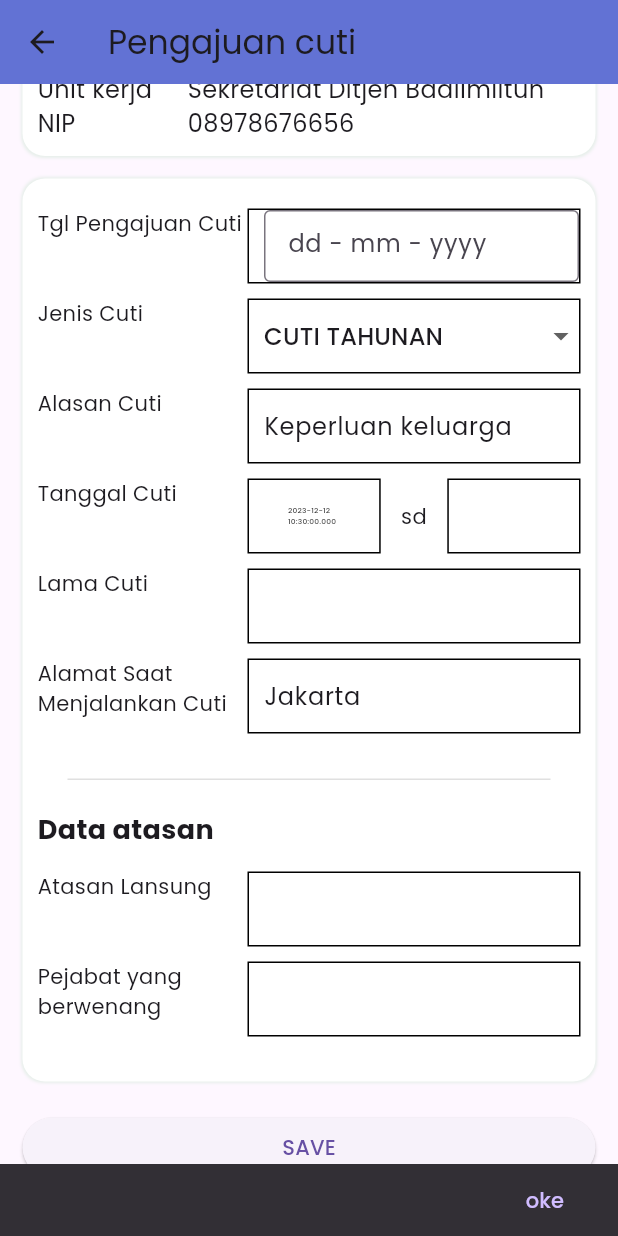
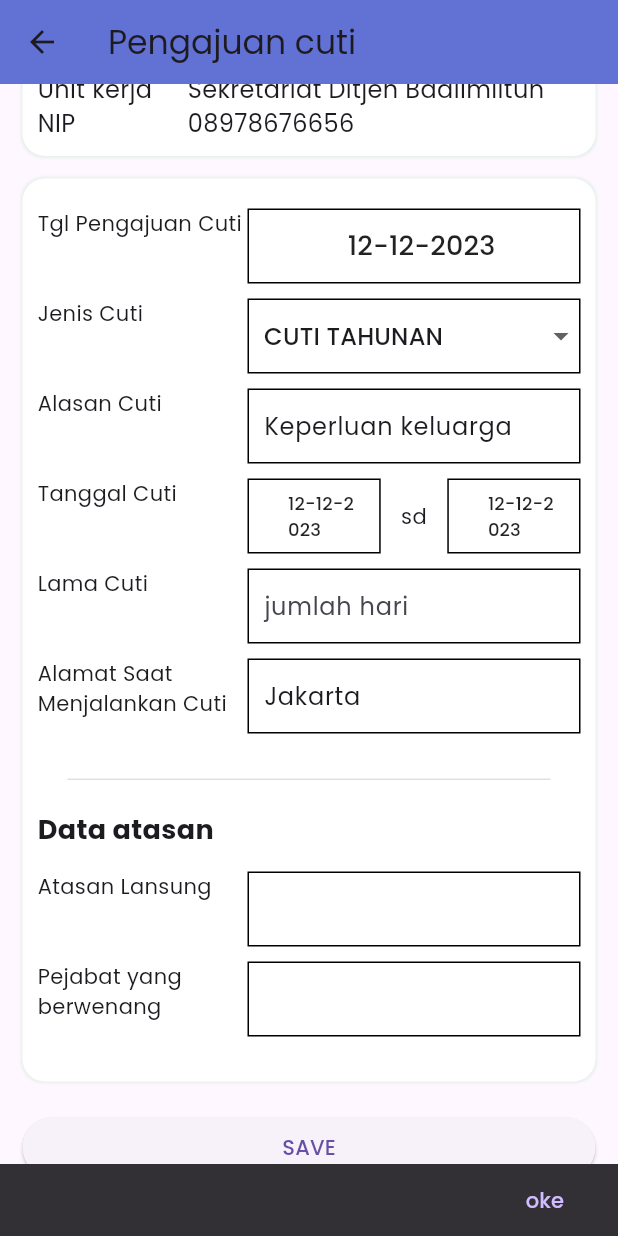
Before and after one commit to imjazzdev/data_center_badilmiltun, a Flutter app: the CutiPengajuanPage screen opened directly, scrolled down 112 dp, after a tap on "SAVE", on a phone screen of 412 x 824 dp. Run offline on Flutter 3.47's test engine with Material 3 defaults, Android fonts, the phone set to English and light mode, and no system bars; our stand-ins replace awesome_dialog, carousel_slider, firebase_core, firebase_messaging, google_fonts, shimmer; accounts and stored records are empty; network calls fail.

Commit message:
update commit

```diff
--- a/lib/pages/cuti_pengajuan.dart
+++ b/lib/pages/cuti_pengajuan.dart
@@ -2,6 +2,7 @@ import 'dart:async';
 import 'dart:convert';
 
 import 'package:data_center_badilmiltun/model/pengajuan_cuti.dart';
+
 import 'package:data_center_badilmiltun/utils/color_select.dart';
 import 'package:data_center_badilmiltun/utils/var_global.dart';
 import 'package:flutter/material.dart';
@@ -92,16 +93,44 @@ class _CutiPengajuanPageState extends State<CutiPengajuanPage> {
     'CUTI MELAHIRKAN',
     'CUTI KARENA ALASAN PENTING'
   ];
+  DateTime _dateMulai = DateTime.now();
+  DateTime _dateSelesai = DateTime.now();
   DateTime _dateTime = DateTime.now();
   void _showDate() {
     showDatePicker(
             context: context,
             initialDate: DateTime.now(),
+            firstDate: DateTime(1),
+            lastDate: DateTime(2050))
+        .then((value) {
+      setState(() {
+        _dateTime = value!;
+      });
+    });
+  }
+
+  void _showDateMulai() {
+    showDatePicker(
+            context: context,
+            initialDate: DateTime.now(),
             firstDate: DateTime(2000),
             lastDate: DateTime(2050))
-      ..then((value) {
+        .then((value) {
       setState(() {
-          _dateTime = value!;
+        _dateMulai = value!;
+      });
+    });
+  }
+
+  void _showDateSelesai() {
+    showDatePicker(
+            context: context,
+            initialDate: DateTime.now(),
+            firstDate: DateTime(2000),
+            lastDate: DateTime(2050))
+        .then((value) {
+      setState(() {
+        _dateSelesai = value!;
       });
     });
   }
@@ -214,12 +243,14 @@ class _CutiPengajuanPageState extends State<CutiPengajuanPage> {
                           padding: EdgeInsets.only(left: 10),
                           height: 50,
                           decoration: BoxDecoration(border: Border.all()),
-                          child: TextField(
-                            decoration: InputDecoration(
-                              border: OutlineInputBorder(),
-                              hintText: "dd - mm - yyyy",
+                          child: MaterialButton(
+                            onPressed: _showDate,
+                            child: Text(
+                              DateFormat('dd-MM-yyyy')
+                                  .format(_dateTime)
+                                  .toString(),
+                              style: TextStyle(fontSize: 18),
                             ),
-                            controller: tglPengajuanCuti,
                           ),
                         ),
                       ),
@@ -308,10 +339,12 @@ class _CutiPengajuanPageState extends State<CutiPengajuanPage> {
                               flex: 2,
                               child: Container(
                                 child: MaterialButton(
-                                  onPressed: _showDate,
+                                  onPressed: _showDateMulai,
                                   child: Text(
-                                    _dateTime.toString(),
-                                    style: TextStyle(fontSize: 5),
+                                    DateFormat('dd-MM-yyyy')
+                                        .format(_dateMulai)
+                                        .toString(),
+                                    style: TextStyle(fontSize: 12),
                                   ),
                                 ),
                                 padding: EdgeInsets.only(left: 10),
@@ -329,6 +362,15 @@ class _CutiPengajuanPageState extends State<CutiPengajuanPage> {
                             Expanded(
                               flex: 2,
                               child: Container(
+                                child: MaterialButton(
+                                  onPressed: _showDateSelesai,
+                                  child: Text(
+                                    DateFormat('dd-MM-yyyy')
+                                        .format(_dateSelesai)
+                                        .toString(),
+                                    style: TextStyle(fontSize: 12),
+                                  ),
+                                ),
                                 padding: EdgeInsets.only(left: 10),
                                 height: 50,
                                 decoration: BoxDecoration(border: Border.all()),
@@ -349,7 +391,9 @@ class _CutiPengajuanPageState extends State<CutiPengajuanPage> {
                         height: 50,
                         decoration: BoxDecoration(border: Border.all()),
                         child: TextField(
-                          decoration: InputDecoration(border: InputBorder.none),
+                          decoration: InputDecoration(
+                              border: InputBorder.none,
+                              hintText: "jumlah hari"),
                           controller: lamaCuti,
                         ),
                       ),
@@ -469,8 +513,9 @@ class _CutiPengajuanPageState extends State<CutiPengajuanPage> {
               // String id_pejabat = "2";
               // String id_mengetahui = "2";
 
-              String id_user = "41";
-              String tanggal_pengajuan_cuti = tglPengajuanCuti.text;
+              String id_user = "100";
+              String tanggal_pengajuan_cuti =
+                  DateFormat('dd-MM-yyyy').format(_dateTime).toString();
               String cuti_nama = "as";
               String cuti_nip = "08978676656";
               String cuti_jabatan = "tes";
@@ -480,8 +525,10 @@ class _CutiPengajuanPageState extends State<CutiPengajuanPage> {
               String alasan_cuti = alasanCuti.text;
               String lama_cuti = lamaCuti.text;
               String ket_lama_cuti = "2";
-              String mulai_cuti = "08-12-2023";
-              String selesai_cuti = "09-12-2023";
+              String mulai_cuti =
+                  DateFormat('dd-MM-yyyy').format(_dateMulai).toString();
+              String selesai_cuti =
+                  DateFormat('dd-MM-yyyy').format(_dateSelesai).toString();
               String alamat_cuti = alamatSaatMenjalankanCuti.text;
               String id_atasan = atasanLangsung.text;
               String id_pejabat = pejabatBerwenang.text;
--- a/pubspec.yaml
+++ b/pubspec.yaml
@@ -37,12 +37,16 @@ dependencies:
   cupertino_icons: ^1.0.2
   google_fonts:
   carousel_slider:
-  intl:
+  intl: ^0.19.0
   http:
   shimmer: ^3.0.0
   awesome_dialog: ^3.1.0
   url_launcher: ^6.2.1
   provider: ^6.1.1
+  firebase_core: ^2.24.0
+  firebase_messaging: ^14.7.6
+  flutter_local_notifications: ^16.2.0
+  awesome_notifications: ^0.6.19
 
 dev_dependencies:
   flutter_test:
```
Also changed, not shown: lib/main.dart (+9 -3 lines), pubspec.lock, 6 other files. Lines whose indentation alone changed are shown as unchanged.
